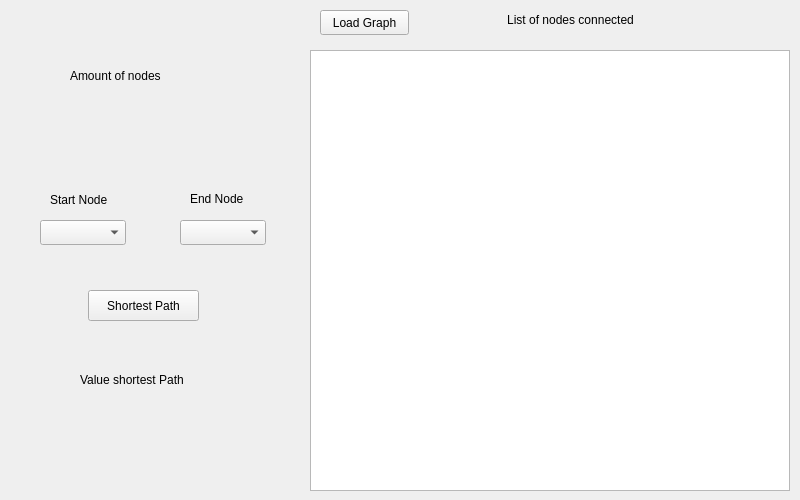
The window that Client/mainwindow.ui (sebas-mora28/ExtraclaseII_DatosII) describes before a commit, drawn with Qt 5.
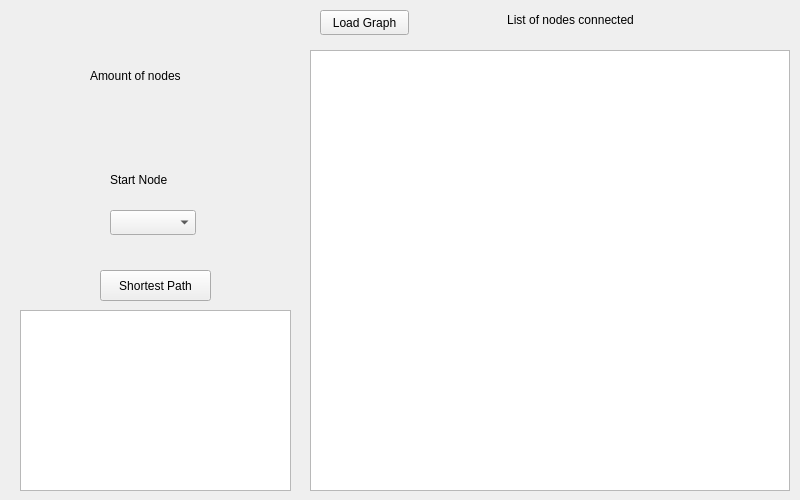
The same window after the commit.

Commit message: Now the program allows choose a especific nodes and visualize all the shortest paths to the other nodes in a tableView

```diff
--- a/Client/mainwindow.ui
+++ b/Client/mainwindow.ui
@@ -30,8 +30,8 @@
    <widget class="QPushButton" name="ShortestPath">
     <property name="geometry">
      <rect>
-      <x>88</x>
-      <y>290</y>
+      <x>100</x>
+      <y>270</y>
       <width>111</width>
       <height>31</height>
      </rect>
@@ -43,7 +43,7 @@
    <widget class="QLabel" name="label">
     <property name="geometry">
      <rect>
-      <x>70</x>
+      <x>90</x>
       <y>60</y>
       <width>131</width>
       <height>31</height>
@@ -56,7 +56,7 @@
    <widget class="QLabel" name="amount_of_nodos">
     <property name="geometry">
      <rect>
-      <x>100</x>
+      <x>120</x>
       <y>100</y>
       <width>67</width>
       <height>17</height>
@@ -65,6 +65,9 @@
     <property name="text">
      <string/>
     </property>
+    <property name="alignment">
+     <set>Qt::AlignCenter</set>
+    </property>
    </widget>
    <widget class="QLabel" name="title">
     <property name="geometry">
@@ -88,8 +91,8 @@
    <widget class="QComboBox" name="StartNode_box">
     <property name="geometry">
      <rect>
-      <x>40</x>
-      <y>220</y>
+      <x>110</x>
+      <y>210</y>
       <width>86</width>
       <height>25</height>
      </rect>
@@ -98,9 +101,9 @@
    <widget class="QLabel" name="label_2">
     <property name="geometry">
      <rect>
-      <x>50</x>
-      <y>190</y>
-      <width>81</width>
+      <x>110</x>
+      <y>170</y>
+      <width>91</width>
       <height>20</height>
      </rect>
     </property>
@@ -108,29 +111,6 @@
      <string>Start Node</string>
     </property>
    </widget>
-   <widget class="QLabel" name="label_3">
-    <property name="geometry">
-     <rect>
-      <x>190</x>
-      <y>190</y>
-      <width>67</width>
-      <height>17</height>
-     </rect>
-    </property>
-    <property name="text">
-     <string>End Node</string>
-    </property>
-   </widget>
-   <widget class="QComboBox" name="EndNode_box">
-    <property name="geometry">
-     <rect>
-      <x>180</x>
-      <y>220</y>
-      <width>86</width>
-      <height>25</height>
-     </rect>
-    </property>
-   </widget>
    <widget class="QLabel" name="shortest_path_value">
     <property name="geometry">
      <rect>
@@ -173,6 +153,16 @@
      <string>Load Graph</string>
     </property>
    </widget>
+   <widget class="QTableView" name="shortest_path_tableView">
+    <property name="geometry">
+     <rect>
+      <x>20</x>
+      <y>310</y>
+      <width>271</width>
+      <height>181</height>
+     </rect>
+    </property>
+   </widget>
   </widget>
  </widget>
  <resources/>
```
Left out of the diff: 4 changed lines with no effect on the pictures. The commit also changes 4 other files.
